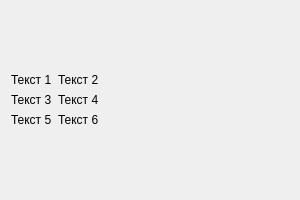
Before: the Qt Designer form NewForm.ui in ArtyMart/CSortTest, drawn with Qt 5.
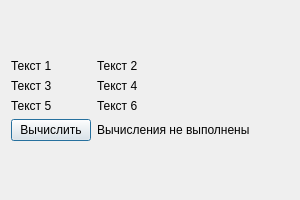
After: the same form once the commit is applied.

Commit message: Добавлен поток, работающий в новой форме, внутри которого выполняется симуляция долгих вычислений

```diff
--- a/NewForm.ui
+++ b/NewForm.ui
@@ -73,6 +73,20 @@
        </property>
       </widget>
      </item>
+     <item row="3" column="0">
+      <widget class="QPushButton" name="pushButton">
+       <property name="text">
+        <string>Вычислить</string>
+       </property>
+      </widget>
+     </item>
+     <item row="3" column="1">
+      <widget class="QLabel" name="labelWork">
+       <property name="text">
+        <string>Вычисления не выполнены</string>
+       </property>
+      </widget>
+     </item>
     </layout>
    </item>
   </layout>
```
The commit also changes 5 other files.
